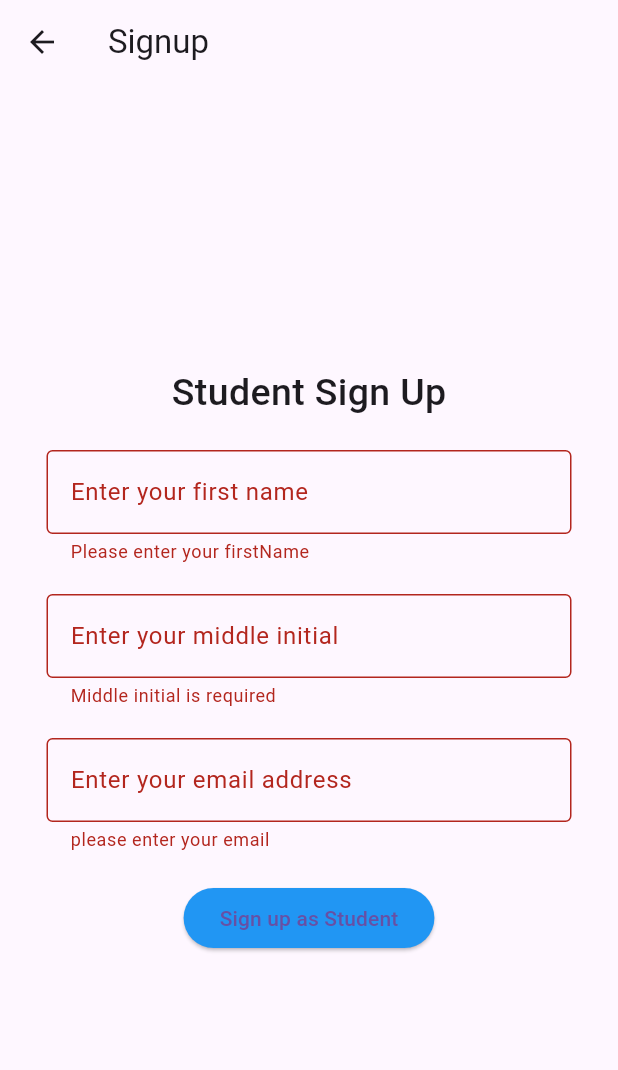
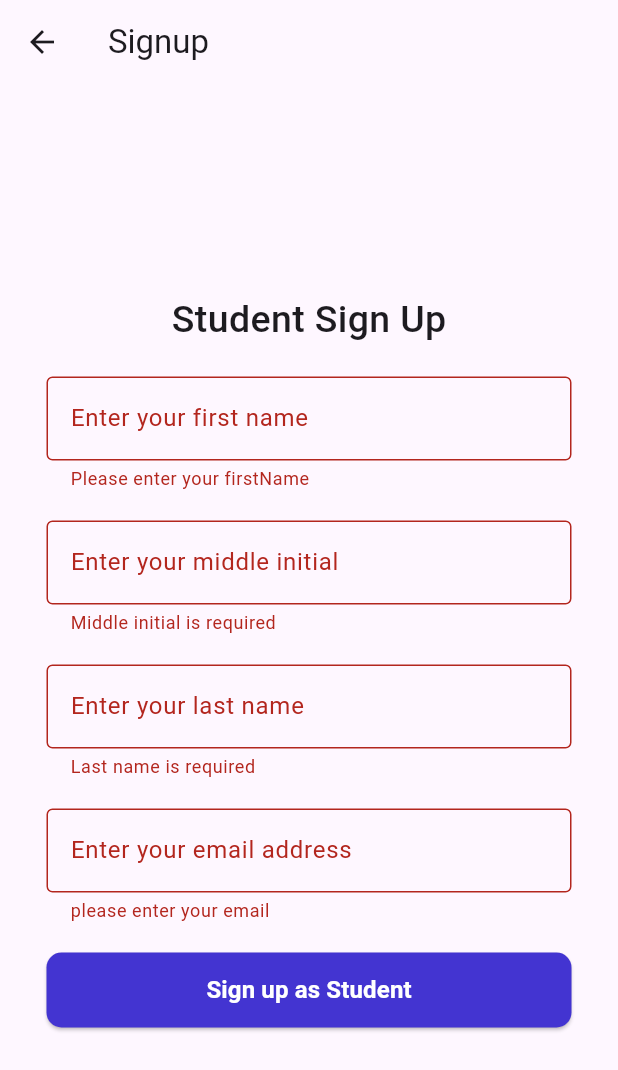
Before and after one commit to kyuremmmmz/FaceRecog, a Flutter app: the SignupScreen screen opened by its route, after a tap on "Sign up as Student", on a phone screen of 412 x 824 dp. Shown: the top 1070 px of the screen. Run offline on Flutter 3.47's test engine with Material 3 defaults, Android fonts, the phone set to English and light mode, and no system bars.

Commit message:
added some components

```diff
--- a/Frontend/facerecogapp/lib/views/Auth/SignUp.dart
+++ b/Frontend/facerecogapp/lib/views/Auth/SignUp.dart
@@ -101,6 +101,25 @@ class _SignupScreenState extends State<SignupScreen> {
                     height: 20,
                   ),
                   Plaintext(
+                      inputDecoration: InputDecoration(
+                          border: OutlineInputBorder(
+                              borderSide: BorderSide(color: Colors.black)),
+                          focusedBorder: OutlineInputBorder(
+                              borderSide: BorderSide(color: Colors.black)),
+                          label: Text('Enter your last name'),
+                          floatingLabelStyle: TextStyle(color: Colors.black)),
+                      validator: (value) {
+                        if (value.toString().isEmpty) {
+                          return 'Last name is required';
+                        }
+                        return null;
+                      },
+                      controller: _lastName,
+                      type: TextInputType.name),
+                  const SizedBox(
+                    height: 20,
+                  ),
+                  Plaintext(
                       inputDecoration: const InputDecoration(
                           labelText: 'Enter your email address',
                           floatingLabelStyle: TextStyle(color: Colors.black),
@@ -123,10 +142,23 @@ class _SignupScreenState extends State<SignupScreen> {
                   const SizedBox(
                     height: 20,
                   ),
+
                   Loginbutton(
                       style: ElevatedButton.styleFrom(
-                          backgroundColor: Colors.blue),
-                      buttonLabel: const Text('Sign up as Student'),
+                          backgroundColor: const Color.fromARGB(255, 67, 52, 209),
+                          fixedSize: Size(350, 50),
+                          shape: RoundedRectangleBorder(
+                            borderRadius: BorderRadius.circular(10),
+                          )
+                          ),
+                      buttonLabel: const Text(
+                        'Sign up as Student',
+                        style: TextStyle(
+                          color: Colors.white,
+                          fontWeight: FontWeight.bold,
+                          fontSize: 16,
+                        ),
+                      ),
                       callback: () {
                         if (_key.currentState!.validate()) {
                           debugPrint('gago');
```
